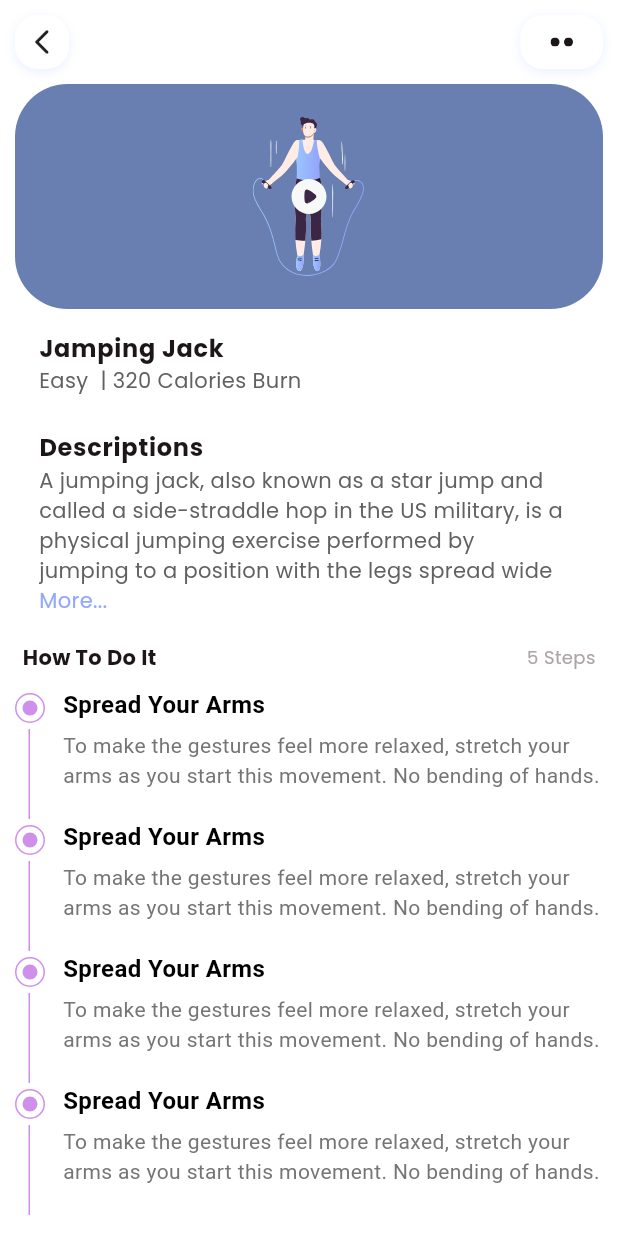
After one commit to Kareamahmed/ONL2_SWD4_S2_GROUP_4, a Flutter app: the ExercisePage screen opened by its route, on a phone screen of 412 x 824 dp. The commit adds this screen. Run offline on Flutter 3.47's test engine with Material 3 defaults, Android fonts, the phone set to English and light mode, and no system bars; our stand-ins replace auto_size_text, camera, fl_chart, flutter_svg, get, go_router; missing offline and left inert: otp_pin_field, wheel_picker; Roboto replaces fonts that are missing (CustomFont); project files that could hold a hidden picture were left out.

Commit message:
finish exercise page

```diff
--- a/lib/core/constants/global_constants.dart
+++ b/lib/core/constants/global_constants.dart
@@ -69,6 +69,8 @@ const Color ksecondaryColor = Color(0xff191919);
 const Color kgreencolor = Color(0xff53E88B);
 const Color kstandardblack = Color(0xff1D1617);
 const Color kwaterwhite = Color(0xffeaf0ff);
+const Color klightblue = Color(0xff93a7fd);
+const Color klightpurple = Color(0xffce90ea);
 
 //fonts
 const kprimaryfont = "poppins";
@@ -101,3 +103,4 @@ const ktwodots = "assets/imgs/twodots.svg";
 const kprogressimg = "assets/imgs/progressimg.svg";
 const kcameraswitcher = "assets/imgs/cameraswitcher.svg";
 const kbarbell = "assets/imgs/barbell.svg";
+const kplay = "assets/imgs/play.svg";
--- a/lib/core/constants/text_fonts.dart
+++ b/lib/core/constants/text_fonts.dart
@@ -40,6 +40,12 @@ class TextFonts {
     color: Colors.grey.shade700,
   );
 
+    static  TextStyle klightbluefont14 = TextStyle(
+    fontSize: 14,
+    fontFamily: kprimaryfont,
+    color: klightblue,
+  );
+
   static const TextStyle kgraynormalfont12 = TextStyle(
     fontSize: 12,
     color: klightgrey,
--- a/lib/core/routes/go_route.dart
+++ b/lib/core/routes/go_route.dart
@@ -11,6 +11,7 @@ import 'package:striky/view/intro_pages/upload_pic/apload_pic.dart';
 import 'package:striky/view/intro_pages/on_boarding_pages/on_boarding_pages.dart';
 import 'package:striky/view/myPhotos/camera_screen/camera_screen.dart';
 import 'package:striky/view/navigation_buttom_bar/navigation_buttom_bar.dart';
+import 'package:striky/view/workOut/pages/exercise_page.dart';
 import 'package:striky/view/workOut/pages/exercise_work_out.dart';
 
 class AppRoutes {
@@ -28,6 +29,7 @@ class AppRoutes {
   static const String navigationButtomBarPage = "/navigationButtomBarPage";
   static const String camerascreen = "/camerascreen";
   static const String exerciseworkOut = "/exerciseworkOut";
+  static const String exercisepage = "/exercisepage";
 
 
   static final GoRouter router = GoRouter(
@@ -86,6 +88,10 @@ class AppRoutes {
         path: exerciseworkOut,
         builder: (context, state) => ExerciseWorkOut(),
       ),
+       GoRoute(
+        path: exercisepage,
+        builder: (context, state) => ExercisePage(),
+      ),
     ],
   );
 }
--- a/lib/view/myPhotos/my_photo.dart
+++ b/lib/view/myPhotos/my_photo.dart
@@ -7,6 +7,7 @@ import 'package:striky/core/constants/container_decoration.dart';
 import 'package:striky/core/constants/global_constants.dart';
 import 'package:striky/core/constants/text_fonts.dart';
 import 'package:striky/core/routes/go_route.dart';
+import 'package:striky/view/myPhotos/widgets/custom_appBar.dart';
 import 'package:striky/view/myPhotos/widgets/custom_icon_container.dart';
 import 'package:striky/view/myPhotos/widgets/custom_purple_button.dart';
 
@@ -30,34 +31,11 @@ class _MyPhotoState extends State<MyPhoto> {
   Widget build(BuildContext context) {
     return Scaffold(
       backgroundColor: Colors.white,
-      appBar: AppBar(
-        centerTitle: true,
-        title: Text(
-          'Progress Photo',
-          style: TextFonts.kdarkboldfont16,
-        ),
-        backgroundColor: Colors.white,
-        leading: CustomIconContainer(
-          child: Icon(Icons.arrow_back_ios_new_rounded,
-              size: 20, color: Colors.black87),
-          onpressed: () {
-            GoRouter.of(context).pop();
+      appBar: CustomAppBar(
+          title: 'Progress Photo',
+          onpressed1: () {
           },
-        ),
-        actions: [
-          CustomIconContainer(
-            child: Padding(
-              padding: const EdgeInsets.symmetric(
-                vertical: 15.0,
-              ),
-              child: SvgPicture.asset(
-                ktwodots,
-              ),
-            ),
-            onpressed: () {},
-          ),
-        ],
-      ),
+          onpressed2: () {}),
       body: Padding(
         padding: const EdgeInsets.symmetric(horizontal: 10.0),
         child: CustomScrollView(slivers: [
--- /dev/null
+++ b/lib/view/myPhotos/widgets/custom_appbar.dart
@@ -0,0 +1,48 @@
+import 'package:flutter/material.dart';
+import 'package:flutter_svg/svg.dart';
+import 'package:striky/core/constants/global_constants.dart';
+import 'package:striky/core/constants/text_fonts.dart';
+import 'package:striky/view/myPhotos/widgets/custom_icon_container.dart';
+
+class CustomAppBar extends StatelessWidget implements PreferredSizeWidget {
+  const CustomAppBar({
+    super.key, required this.title,required this.onpressed1,required this.onpressed2,
+  });
+
+  final String title;
+  final void Function() onpressed1;
+  final void Function() onpressed2;
+  @override
+  Widget build(BuildContext context) {
+    return AppBar(
+      centerTitle: true,
+      title: Text(
+        title,
+        style: TextFonts.kdarkboldfont16,
+      ),
+      backgroundColor: Colors.white,
+      leading: CustomIconContainer(
+        onpressed: onpressed1,
+        child: Icon(Icons.arrow_back_ios_new_rounded,
+            size: 20, color: Colors.black87),
+      ),
+      actions: [
+        CustomIconContainer(
+          onpressed: onpressed2,
+          child: Padding(
+            padding: const EdgeInsets.symmetric(
+              vertical: 15.0,
+            ),
+            child: SvgPicture.asset(
+              ktwodots,
+            ),
+          ),
+        ),
+      ],
+    );
+  }
+
+
+  @override
+  Size get preferredSize => const Size.fromHeight(kToolbarHeight);
+}
--- /dev/null
+++ b/lib/view/workOut/pages/exercise_page.dart
@@ -0,0 +1,71 @@
+import 'package:flutter/material.dart';
+import 'package:flutter_svg/svg.dart';
+import 'package:go_router/go_router.dart';
+import 'package:striky/core/constants/container_decoration.dart';
+import 'package:striky/core/constants/global_constants.dart';
+import 'package:striky/core/constants/text_fonts.dart';
+import 'package:striky/view/myPhotos/widgets/custom_appBar.dart';
+import 'package:striky/view/workOut/widgets/custom_stepper.dart';
+import 'package:striky/view/workOut/widgets/desc_widget.dart';
+import 'package:striky/view/workOut/widgets/double_text.dart';
+
+class ExercisePage extends StatelessWidget {
+  const ExercisePage({super.key});
+
+  @override
+  Widget build(BuildContext context) {
+    return Scaffold(
+      backgroundColor: Colors.white,
+      appBar: CustomAppBar(
+          title: '',
+          onpressed1: () {
+            GoRouter.of(context).pop();
+          },
+          onpressed2: () {}),
+      body: Padding(
+        padding: const EdgeInsets.symmetric(horizontal: 10.0),
+        child: CustomScrollView(
+          slivers: [
+            SliverToBoxAdapter(
+              child: Container(
+                  decoration: ContainerDecoration.kContainerwaterDecoration
+                      .copyWith(color: Color(0xff697fb2)),
+                  height: 150,
+                  width: double.infinity,
+                  child: Stack(
+                    alignment: Alignment.center,
+                    children: [
+                      SvgPicture.asset(kfullbodyimg),
+                      SvgPicture.asset(kplay),
+                    ],
+                  )),
+            ),
+
+            SliverToBoxAdapter(
+                              child: ListTile(
+                                title: Text(
+                                  'Jamping Jack ',
+                                  style: TextFonts.kdarkboldfont16,
+                                ),
+                                subtitle: Text(
+                                  'Easy  | 320 Calories Burn',
+                                  style: TextFonts.kdarkgrayfont14,
+                                ),
+                              )
+                            ),
+                            SliverToBoxAdapter(
+                              child: DescWidget(desc:'A jumping jack, also known as a star jump and called a side-straddle hop in the US military, is a physical jumping exercise performed by jumping to a position with the legs spread wide Read A jumping jack, also known as a star jump and called a side-straddle hop in the US military, is a physical jumping exercise performed by jumping to a position with the legs spread wide Read',)
+                            ),
+                            SliverToBoxAdapter(
+                              child: DoubleText(text1: 'How To Do It', text2: '5 Steps'),
+                            ),
+                            SliverToBoxAdapter(
+                              child: CustomStepper(),
+                            )
+          ],
+        ),
+      ),
+
+    );
+  }
+}
--- a/lib/view/workOut/pages/exercise_work_out.dart
+++ b/lib/view/workOut/pages/exercise_work_out.dart
@@ -1,8 +1,10 @@
 import 'package:flutter/material.dart';
 import 'package:flutter_svg/svg.dart';
+import 'package:go_router/go_router.dart';
 import 'package:striky/core/constants/container_decoration.dart';
 import 'package:striky/core/constants/global_constants.dart';
 import 'package:striky/core/constants/text_fonts.dart';
+import 'package:striky/core/routes/go_route.dart';
 import 'package:striky/view/workOut/widgets/custom_divider.dart';
 import 'package:striky/view/workOut/widgets/defficulty_container.dart';
 import 'package:striky/view/workOut/widgets/schedule_container.dart';
@@ -103,7 +105,9 @@ class ExerciseWorkOut extends StatelessWidget {
                             child: ListView.builder(
                               shrinkWrap: true,
                               physics: const NeverScrollableScrollPhysics(),
-                              itemBuilder: (context, index) => ExerciseItem(title: 'Warm up', subtitle: '12x', image: kfullbodyimg),
+                              itemBuilder: (context, index) => ExerciseItem(title: 'Warm up', subtitle: '12x', image: kfullbodyimg,onTap: (){
+                                GoRouter.of(context).push(AppRoutes.exercisepage);
+                              },),
                                itemCount: 10,),
                           ),
                         ],
--- /dev/null
+++ b/lib/view/workOut/widgets/custom_stepper.dart
@@ -0,0 +1,22 @@
+import 'package:flutter/material.dart';
+import 'package:striky/view/workOut/widgets/step_item.dart';
+class CustomStepper extends StatelessWidget {
+  const CustomStepper({super.key});
+
+
+
+  @override
+  Widget build(BuildContext context) {
+    return Column(
+      crossAxisAlignment: CrossAxisAlignment.start,
+      mainAxisAlignment: MainAxisAlignment.start,
+      children: List.generate(
+        4,
+        (index) => StepItem(
+          title: 'Spread Your Arms',
+          description: 'To make the gestures feel more relaxed, stretch your arms as you start this movement. No bending of hands.',
+        ),
+      ),
+    );
+  }
+}
--- /dev/null
+++ b/lib/view/workOut/widgets/desc_widget.dart
@@ -0,0 +1,54 @@
+import 'package:flutter/material.dart';
+import 'package:striky/core/constants/text_fonts.dart';
+
+class DescWidget extends StatefulWidget {
+  const DescWidget({
+    super.key, required this.desc,
+  });
+
+  final String desc;
+  @override
+  State<DescWidget> createState() => _DescWidgetState();
+}
+
+class _DescWidgetState extends State<DescWidget> {
+  bool showless = true;
+
+  @override
+  void initState() {
+    super.initState();
+    showless = true;
+  }
+
+
+  @override
+  Widget build(BuildContext context) {
+    return ListTile(
+      title: Text(
+        'Descriptions',
+        style: TextFonts.kdarkboldfont16,
+      ),
+      subtitle: Column(
+        crossAxisAlignment: CrossAxisAlignment.start,
+        children: [
+          Text(
+            widget.desc,
+            style: TextFonts.kdarkgrayfont14,
+            maxLines: showless ? 4 : null,
+          ),
+          GestureDetector(
+              onTap: () {
+                setState(() {
+                  showless = !showless;
+                });
+              },
+              child: Text(
+                showless ?  'More...' :'Less...',
+                style: TextFonts.klightbluefont14,
+              ),
+              ),
+        ],
+      ),
+    );
+  }
+}
--- a/lib/view/workOut/widgets/exercise_item.dart
+++ b/lib/view/workOut/widgets/exercise_item.dart
@@ -5,16 +5,19 @@ import 'package:striky/core/constants/text_fonts.dart';
 
 class ExerciseItem extends StatelessWidget {
   const ExerciseItem({
-    super.key, required this.title, required this.subtitle, required this.image,
+    super.key, required this.title, required this.subtitle, required this.image, required this.onTap,
   });
 
   final String title;
   final String subtitle;
   final String image;
+  final void Function() onTap;
 
   @override
   Widget build(BuildContext context) {
-    return ListTile(
+    return GestureDetector(
+      onTap: onTap,
+      child: ListTile(
         leading: ClipRRect(
           borderRadius: BorderRadius.circular(10),
           child: SvgPicture.asset(
@@ -36,6 +39,7 @@ class ExerciseItem extends StatelessWidget {
           Icons.arrow_circle_right_outlined,
           color: klightgrey,
         ),
+      ),
     );
   }
 }
--- /dev/null
+++ b/lib/view/workOut/widgets/step_item.dart
@@ -0,0 +1,92 @@
+import 'package:flutter/material.dart';
+import 'package:striky/core/constants/global_constants.dart';
+
+class StepItem extends StatelessWidget {
+  final String title;
+  final String description;
+
+  const StepItem({
+    super.key,
+    required this.title,
+    required this.description,
+  });
+
+  @override
+  Widget build(BuildContext context) {
+    return Row(
+      crossAxisAlignment: CrossAxisAlignment.start,
+      children: [
+        Column(
+          children: [
+
+            SizedBox(height: 4),
+            Stack(
+              alignment: Alignment.center,
+              children: [
+                // Outer Circle
+                Container(
+                  width: 20,
+                  height: 20,
+                  decoration: BoxDecoration(
+                    shape: BoxShape.circle,
+                    border: Border.all(color:klightpurple, width: 1),
+                  ),
+                ),
+                // Inner Filled Circle
+                Container(
+                  width: 10,
+                  height: 10,
+                  decoration: BoxDecoration(
+                    shape: BoxShape.circle,
+                    color:klightpurple,
+                  ),
+                ),
+              ],
+            ),
+            SizedBox(height: 4),
+            // Dashed Line
+            Container(
+              width: 2,
+              height: 60,
+              decoration: BoxDecoration(
+                border: Border(
+                  left: BorderSide(
+                    color: Color(0xffce90ea),
+                    width: 1,
+                    style: BorderStyle.solid,
+                  ),
+                ),
+              ),
+            ),
+          ],
+        ),
+        const SizedBox(width: 12),
+        // Right side: Title + Description
+        Expanded(
+          child: Column(
+            crossAxisAlignment: CrossAxisAlignment.start,
+            children: [
+              Text(
+                title,
+                style: TextStyle(
+                  fontSize: 16,
+                  fontWeight: FontWeight.bold,
+                  color: Colors.black,
+                ),
+              ),
+              const SizedBox(height: 6),
+              Text(
+                description,
+                style: TextStyle(
+                  fontSize: 14,
+                  color: Colors.grey[600],
+                  height: 1.4,
+                ),
+              ),
+            ],
+          ),
+        ),
+      ],
+    );
+  }
+}
--- a/pubspec.yaml
+++ b/pubspec.yaml
@@ -69,6 +69,7 @@ flutter:
     - assets/imgs/lowbodyimg.svg
     - assets/imgs/abimg.svg
     - assets/imgs/barbell.svg
+    - assets/imgs/play.svg
 
   fonts:
     - family: poppins
```
Also changed, not shown: assets/imgs/play.svg (added). Lines whose indentation alone changed are shown as unchanged.
